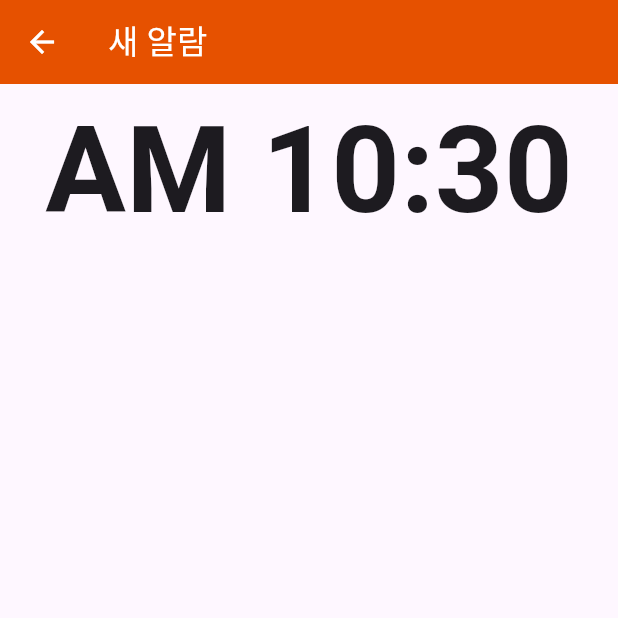
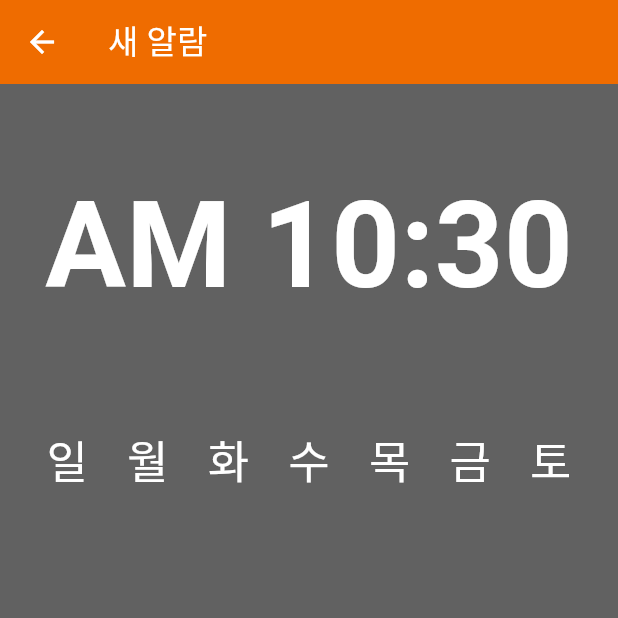
Before and after one commit to cyj0104/orange_alarm, a Flutter app: the NewAlarmPage screen opened directly, on a phone screen of 412 x 824 dp, the top half of it. Run offline on Flutter 3.47's test engine with Material 3 defaults, Android fonts, the phone set to English and light mode, and no system bars.

Commit message:
요일 선택 추가

```diff
--- a/lib/page/NewAlarmPage.dart
+++ b/lib/page/NewAlarmPage.dart
@@ -1,5 +1,4 @@
 import 'package:flutter/material.dart';
-import 'package:flutter/services.dart';
 
 class NewAlarmPage extends StatefulWidget {
   @override
@@ -21,18 +20,22 @@ class _NewAlarmPageState extends State<NewAlarmPage> {
     }
   }
 
-  bool is24HourFormat = false;
+  List<String> weekdays = ['일', '월', '화', '수', '목', '금', '토'];
+  List<bool> isSelected = [false, false, false, false, false, false, false];
 
-  Future<void> checkSystemTimeFormat() async {
-    is24HourFormat = await MethodChannel('flutter.platform').invokeMethod('SystemChrome.is24HourFormat');
+  void toggleSelection(int index) {
+    setState(() {
+      isSelected[index] = !isSelected[index];
+    });
   }
 
   @override
   Widget build(BuildContext context) {
     return Scaffold(
+      backgroundColor: Colors.grey.shade700,
       appBar: AppBar(
         title: const Text('새 알람',style: TextStyle(color: Colors.white)),
-        backgroundColor: Colors.orange.shade900,
+        backgroundColor: Colors.orange.shade800,
         leading: IconButton(
           icon: const Icon(
             Icons.arrow_back,
@@ -46,7 +49,9 @@ class _NewAlarmPageState extends State<NewAlarmPage> {
       body: Column(
         crossAxisAlignment: CrossAxisAlignment.center,
         children: [
+          ///////////// 시간 선택
           Container(
+            padding: const EdgeInsets.symmetric(vertical: 50),
             alignment: Alignment.center,
             child: GestureDetector(
               onTap: () {
@@ -54,10 +59,43 @@ class _NewAlarmPageState extends State<NewAlarmPage> {
               },
               child: Text(
                 '${_selectedTime.period == DayPeriod.am ? 'AM' : 'PM'} ${_selectedTime.hourOfPeriod.toString().padLeft(2, '0')}:${_selectedTime.minute.toString().padLeft(2, '0')}',
-                style: const TextStyle(fontSize: 80, fontWeight: FontWeight.bold),
+                style: const TextStyle(fontSize: 80, color: Colors.white, fontWeight: FontWeight.bold),
               ),
             ),
           ),
+
+          ///////////// 요일 선택
+          Container(
+            padding: EdgeInsets.all(10),
+            child: Row(
+              mainAxisAlignment: MainAxisAlignment.spaceEvenly,
+              children: List.generate(
+                weekdays.length,
+                (index) => InkWell(
+                  onTap: () {
+                    toggleSelection(index);
+                  },
+                  child: Column(
+                    children: [
+                      Container(
+                        padding: EdgeInsets.all(5),
+                        child: Text(
+                          weekdays[index],
+                          style: TextStyle(
+                            fontSize: 30, color: isSelected[index] ? Colors.orange.shade800 : Colors.white,
+                          ),
+                        ),
+                      )
+                    ],
+                  ),
+                ),
+              ),
+            ),
+          ),
+          ///////////// 알람음 선택
+          ///////////// 다시 울림
+          ///////////// 알람 끄기 미션
+          ///////////// 취소, 저장 버튼
         ],
       ),
     );
```
